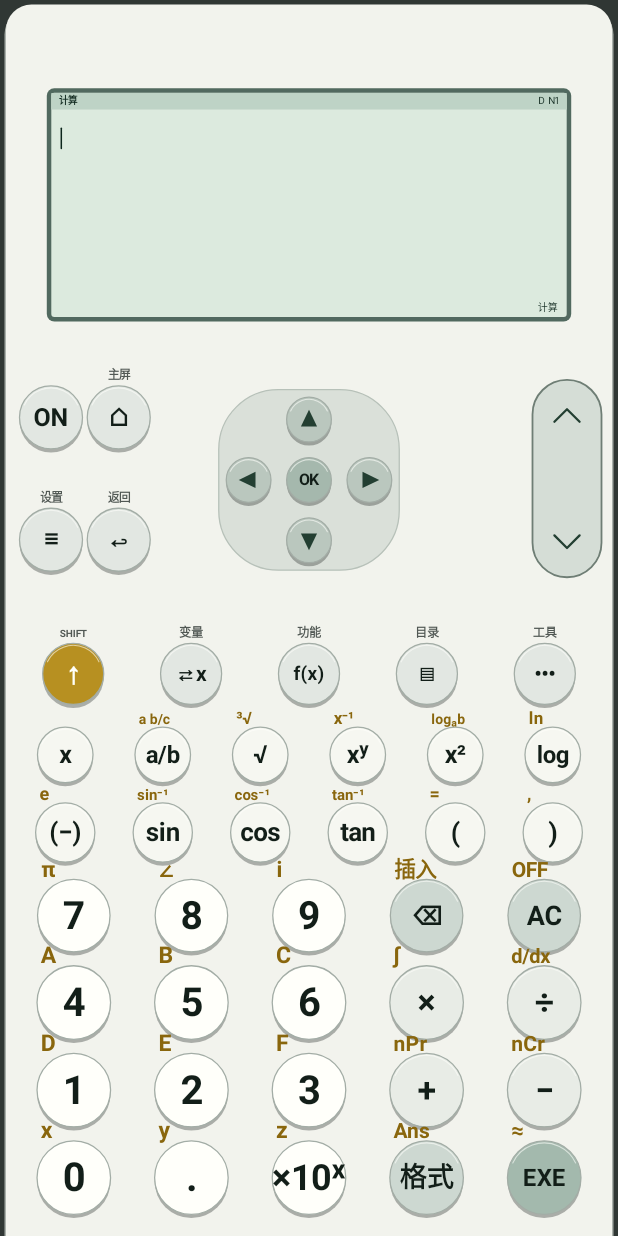
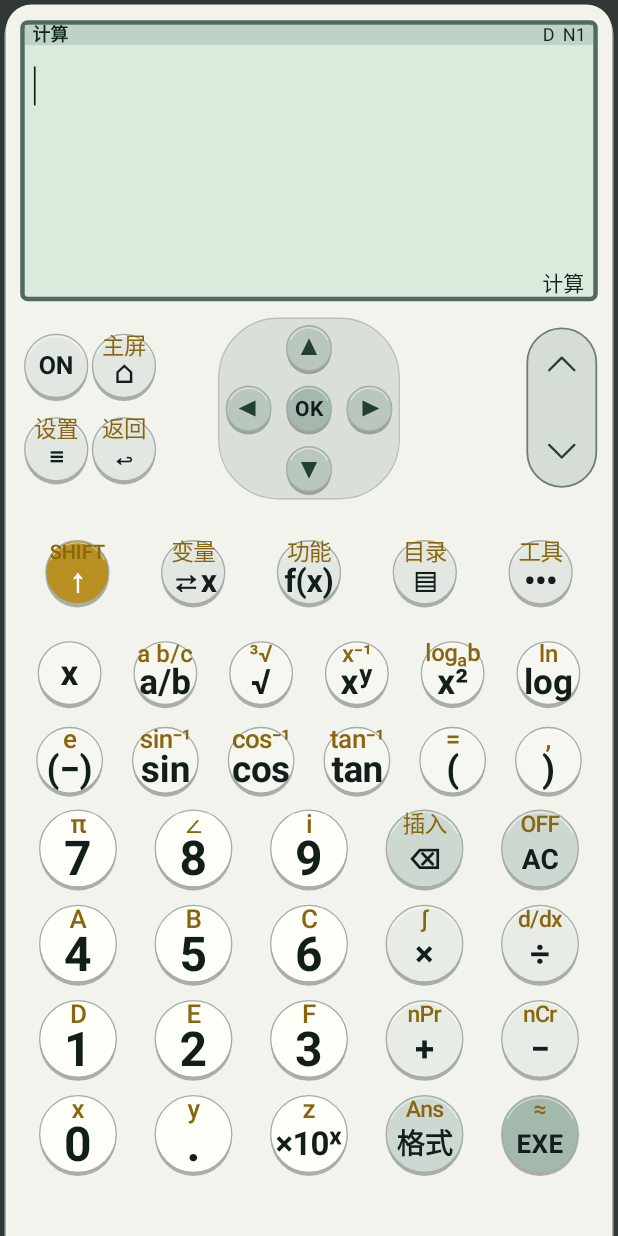
Before and after one commit to beiming183-cloud/-, an Android app: the screen it shows after launch (MainActivity), on a phone screen of 412 x 824 dp. Run offline under Robolectric (Android 15) with nearby library versions, the phone set to English and light mode, and no system bars.

Commit message:
中文化项目说明并优化计算器界面

```diff
--- a/app/src/main/java/com/codex/fx991smooth/CalculatorView.java
+++ b/app/src/main/java/com/codex/fx991smooth/CalculatorView.java
@@ -6,6 +6,7 @@ import android.graphics.Color;
 import android.graphics.Paint;
 import android.graphics.Path;
 import android.graphics.RectF;
+import android.graphics.Rect;
 import android.graphics.Typeface;
 import android.view.HapticFeedbackConstants;
 import android.view.KeyEvent;
@@ -62,13 +63,14 @@ public final class CalculatorView extends View {
     private static final int INK_DARK = Color.rgb(18, 30, 24);
     private static final int SHIFT_INK = Color.rgb(137, 102, 13);
     private static final Typeface FACE_NORMAL = Typeface.create("sans-serif", Typeface.NORMAL);
-    private static final Typeface FACE_MEDIUM = Typeface.create("sans-serif", Typeface.BOLD);
+    private static final Typeface FACE_MEDIUM = Typeface.create("sans-serif-medium", Typeface.NORMAL);
     private static final Typeface FACE_BOLD = Typeface.create("sans-serif", Typeface.BOLD);
 
     private final Paint paint = new Paint(Paint.ANTI_ALIAS_FLAG | Paint.SUBPIXEL_TEXT_FLAG);
     private final Paint.FontMetrics fontMetrics = new Paint.FontMetrics();
     private final Path iconPath = new Path();
     private final RectF scratch = new RectF();
+    private final Rect textBounds = new Rect();
     private final List<KeyHit> hitMap = new ArrayList<>(64);
     /** Geometry/legends are owned by the physical 991 layout, not the painter. */
     private final PhysicalKeyLayout physicalLayout;
@@ -206,7 +208,7 @@ public final class CalculatorView extends View {
         if (!title.isEmpty()) {
             paint.setColor(LCD_INK);
             paint.setTypeface(FACE_BOLD);
-            paint.setTextSize(sp(6.6f));
+            paint.setTextSize(sp(12f));
             paint.setTextAlign(Paint.Align.LEFT);
             canvas.drawText(ellipsize(title, lcd.width() * 0.52f),
                     lcd.left + dp(5), centeredBaseline(lcd.top, lcd.top + barHeight), paint);
@@ -255,7 +257,7 @@ public final class CalculatorView extends View {
             drawApplicationGlyph(canvas, items.get(visibleIndex).id(), scratch,
                     selected ? LCD : LCD_INK);
             paint.setTypeface(FACE_MEDIUM);
-            paint.setTextSize(sp(8.2f));
+            paint.setTextSize(sp(16f));
             paint.setTextAlign(Paint.Align.CENTER);
             canvas.drawText(items.get(visibleIndex).label(), scratch.centerX(),
                     scratch.bottom - dp(2.8f), paint);
@@ -340,12 +342,12 @@ public final class CalculatorView extends View {
             }
             paint.setColor(selected ? LCD : LCD_INK);
             paint.setTypeface(FACE_MEDIUM);
-            paint.setTextSize(sp(9.4f));
+            paint.setTextSize(sp(18f));
             paint.setTextAlign(Paint.Align.LEFT);
             canvas.drawText(items.get(index).label(), lcd.left + dp(6),
                     centeredBaseline(rowTop, rowTop + rowHeight), paint);
             paint.setTypeface(FACE_NORMAL);
-            paint.setTextSize(sp(7.2f));
+            paint.setTextSize(sp(12f));
             paint.setTextAlign(Paint.Align.RIGHT);
             canvas.drawText(ellipsize(items.get(index).description(), lcd.width() * 0.47f),
                     lcd.right - dp(7), centeredBaseline(rowTop, rowTop + rowHeight), paint);
@@ -378,12 +380,12 @@ public final class CalculatorView extends View {
                         contentBottom, available)
                         && !drawNaturalFractionResult(canvas, lines[0], lcd, contentTop,
                         contentBottom, available)) {
-                    paint.setTextSize(sp(15.5f));
+                    paint.setTextSize(sp(34f));
                     canvas.drawText(ellipsize(lines[0], available), lcd.right - dp(6),
                             contentTop + (contentBottom - contentTop) * 0.86f, paint);
                 }
             } else {
-                paint.setTextSize(sp(8.2f));
+                paint.setTextSize(sp(16f));
                 int visibleLines = Math.min(2, lines.length);
                 for (int index = 0; index < visibleLines; index++) {
                     canvas.drawText(ellipsize(lines[index], available), lcd.right - dp(6),
@@ -392,7 +394,7 @@ public final class CalculatorView extends View {
             }
         } else {
             paint.setTypeface(FACE_NORMAL);
-            paint.setTextSize(sp(6.7f));
+            paint.setTextSize(sp(14f));
             paint.setTextAlign(Paint.Align.RIGHT);
             canvas.drawText(ellipsize(state.status(), available * 0.8f), lcd.right - dp(6),
                     contentBottom - dp(1), paint);
@@ -403,7 +405,7 @@ public final class CalculatorView extends View {
     private void drawNaturalExpression(Canvas canvas, CnCwExpressionNode expression,
                                        RectF lcd, float contentTop, float contentBottom,
                                        float available) {
-        float baseSize = sp(13.5f);
+        float baseSize = sp(25f);
         NaturalMetrics metrics = measureNatural(expression, baseSize);
         float viewportLeft = lcd.left + dp(6);
         float cursorOffset = naturalCursorOffset(expression, baseSize);
@@ -591,7 +593,7 @@ public final class CalculatorView extends View {
         }
         if (mantissa.isEmpty() || exponent.isEmpty()) return false;
 
-        float baseSize = sp(15.5f);
+        float baseSize = sp(34f);
         float exponentSize = baseSize * 0.62f;
         paint.setTypeface(FACE_MEDIUM);
         paint.setTextSize(baseSize);
@@ -640,13 +642,13 @@ public final class CalculatorView extends View {
 
         paint.setTypeface(FACE_MEDIUM);
         paint.setTextAlign(Paint.Align.CENTER);
-        paint.setTextSize(sp(10.8f));
+        paint.setTextSize(sp(24f));
         float numeratorWidth = paint.measureText(numerator);
         float denominatorWidth = paint.measureText(denominator);
         float fractionWidth = Math.max(numeratorWidth, denominatorWidth) + dp(7);
         float wholeWidth = 0f;
         if (!whole.isEmpty()) {
-            paint.setTextSize(sp(15.5f));
+            paint.setTextSize(sp(32f));
             wholeWidth = paint.measureText(whole) + dp(5);
         }
         if (fractionWidth + wholeWidth > available) return false;
@@ -658,12 +660,12 @@ public final class CalculatorView extends View {
         paint.setColor(LCD_INK);
         canvas.drawLine(fractionCenter - fractionWidth * 0.5f, centerY,
                 fractionCenter + fractionWidth * 0.5f, centerY, paint);
-        paint.setTextSize(sp(10.8f));
-        canvas.drawText(numerator, fractionCenter, centerY - dp(3.2f), paint);
-        canvas.drawText(denominator, fractionCenter, centerY + dp(11.2f), paint);
+        paint.setTextSize(sp(24f));
+        canvas.drawText(numerator, fractionCenter, centerY - dp(6f), paint);
+        canvas.drawText(denominator, fractionCenter, centerY + dp(19f), paint);
         if (!whole.isEmpty()) {
             paint.setTextAlign(Paint.Align.RIGHT);
-            paint.setTextSize(sp(15.5f));
+            paint.setTextSize(sp(32f));
             canvas.drawText(whole, fractionCenter - fractionWidth * 0.5f - dp(3),
                     centerY + dp(4.8f), paint);
         }
@@ -682,13 +684,13 @@ public final class CalculatorView extends View {
         paint.setColor(LCD_INK);
         paint.setTypeface(FACE_BOLD);
         paint.setTextAlign(Paint.Align.LEFT);
-        paint.setTextSize(sp(7.2f));
+            paint.setTextSize(sp(14f));
         String address = ((char) ('A' + state.spreadsheetColumn()))
                 + Integer.toString(state.spreadsheetRow() + 1);
         canvas.drawText(address, lcd.left + dp(3),
                 centeredBaseline(formulaTop, formulaBottom), paint);
         paint.setTypeface(FACE_NORMAL);
-        paint.setTextSize(sp(6.2f));
+        paint.setTextSize(sp(13f));
         String formula = state.displayText().equals("│")
                 ? state.spreadsheetFormula() : state.displayText();
         if (formula.isEmpty()) formula = state.result();
@@ -704,7 +706,7 @@ public final class CalculatorView extends View {
         int rowStart = (state.spreadsheetRow() / visibleRows) * visibleRows;
         List<String> values = state.spreadsheetCells();
         paint.setStrokeWidth(dp(0.6f));
-        paint.setTextSize(sp(5.8f));
+        paint.setTextSize(sp(12f));
         for (int column = 0; column < 5; column++) {
             float left = lcd.left + rowHeader + column * columnWidth;
             paint.setColor(Color.argb(42, 20, 27, 23));
@@ -762,12 +764,12 @@ public final class CalculatorView extends View {
             paint.setColor(selected ? LCD : LCD_INK);
             paint.setTextAlign(Paint.Align.LEFT);
             paint.setTypeface(FACE_MEDIUM);
-            paint.setTextSize(sp(9.2f));
+        paint.setTextSize(sp(18f));
             canvas.drawText(commands.get(index).label(), lcd.left + dp(7),
                     centeredBaseline(rowTop, rowTop + rowHeight), paint);
             paint.setTextAlign(Paint.Align.RIGHT);
             paint.setTypeface(FACE_NORMAL);
-            paint.setTextSize(sp(6.3f));
+        paint.setTextSize(sp(12f));
             canvas.drawText(ellipsize(commands.get(index).description(), lcd.width() * 0.48f),
                     lcd.right - dp(7), centeredBaseline(rowTop, rowTop + rowHeight), paint);
         }
@@ -938,31 +940,26 @@ public final class CalculatorView extends View {
             paint.setColor(darkInk ? INK_DARK : INK_LIGHT);
             paint.setTypeface(FACE_BOLD);
             paint.setTextAlign(Paint.Align.CENTER);
-            float mainSize = hit.visual.mainTextSize() * textLengthScale(hit.spec.main);
-            paint.setTextSize(mainSize);
-            canvas.drawText(hit.spec.main, visual.centerX(),
-                    centeredBaseline(visual.top, visual.bottom), paint);
+            if (hit.spec.secondary.isEmpty()) {
+                drawFittedCentered(canvas, hit.spec.main, visual.centerX(),
+                        visual.top, visual.bottom, hit.visual.mainTextSize(),
+                        visual.width() * 0.88f, dp(11), darkInk ? INK_DARK : INK_LIGHT,
+                        FACE_BOLD);
+            } else {
+                // Secondary legends get a real band inside their own keycap.
+                // This keeps them centered and prevents them from colliding with
+                // the key above on compact phone layouts.
+                drawFittedCentered(canvas, hit.spec.secondary, visual.centerX(),
+                        visual.top + dp(1), visual.top + visual.height() * 0.34f,
+                        hit.visual.secondaryTextSize(), visual.width() * 0.92f,
+                        dp(9), SHIFT_INK, FACE_MEDIUM);
+                drawFittedCentered(canvas, hit.spec.main, visual.centerX(),
+                        visual.top + visual.height() * 0.27f, visual.bottom,
+                        hit.visual.mainTextSize(), visual.width() * 0.90f,
+                        dp(11), darkInk ? INK_DARK : INK_LIGHT, FACE_BOLD);
+            }
         }
         canvas.restore();
-
-        if (!pageRocker && !hit.spec.secondary.isEmpty()) {
-            paint.setTypeface(FACE_MEDIUM);
-            float secondarySize = hit.visual.secondaryTextSize()
-                    * textLengthScale(hit.spec.secondary);
-            paint.setTextSize(secondarySize);
-            boolean functionLegend = hit.spec.kind == KeyKind.NUMBER
-                    || hit.spec.kind == KeyKind.OPERATOR
-                    || hit.spec.kind == KeyKind.FUNCTION
-                    || hit.spec.kind == KeyKind.ACTION
-                    || hit.spec.kind == KeyKind.EQUALS;
-            paint.setColor(functionLegend ? SHIFT_INK : Color.rgb(81, 88, 84));
-            // The legend belongs to the key below it. Keeping its baseline
-            // near that key leaves the preceding row's key shadow clear.
-            float baseline = visual.top - dp(functionLegend ? 1.8f : 4.5f);
-            paint.setTextAlign(functionLegend ? Paint.Align.LEFT : Paint.Align.CENTER);
-            float legendX = functionLegend ? visual.left + dp(2.5f) : visual.centerX();
-            canvas.drawText(hit.spec.secondary, legendX, baseline, paint);
-        }
 
         if (state.shiftArmed() && hit.spec.key == CnCwKey.SHIFT) {
             paint.setStyle(Paint.Style.STROKE);
@@ -1137,6 +1134,22 @@ public final class CalculatorView extends View {
         return (top + bottom) * 0.5f - (fontMetrics.ascent + fontMetrics.descent) * 0.5f;
     }
 
+    private void drawFittedCentered(Canvas canvas, String text, float centerX,
+                                    float top, float bottom, float requestedSize,
+                                    float maxWidth, float minimumSize, int color,
+                                    Typeface typeface) {
+        paint.setTypeface(typeface);
+        paint.setTextAlign(Paint.Align.CENTER);
+        float size = requestedSize;
+        paint.setTextSize(size);
+        while (size > minimumSize && paint.measureText(text) > maxWidth) {
+            size -= dp(0.5f);
+            paint.setTextSize(size);
+        }
+        paint.setColor(color);
+        canvas.drawText(text, centerX, centeredBaseline(top, bottom), paint);
+    }
+
     private static float textLengthScale(String text) {
         if (text == null) return 1f;
         int length = text.codePointCount(0, text.length());
--- a/app/src/main/java/com/codex/fx991smooth/PhysicalKeyLayout.java
+++ b/app/src/main/java/com/codex/fx991smooth/PhysicalKeyLayout.java
@@ -136,12 +136,9 @@ public final class PhysicalKeyLayout {
      * than pinned to the top of a tall handset canvas.
      */
     public RectF displayBounds(float width, float height) {
-        float left = Math.max(dp(16), width * 0.083f);
-        float top = Math.max(dp(26), height * 0.075f);
-        float usable = Math.max(dp(180), width - left * 2f);
-        float ratioHeight = usable * 0.435f;
-        float heightLimit = height * 0.205f;
-        float lcdHeight = Math.min(ratioHeight, heightLimit);
+        float left = Math.max(dp(13), width * 0.04f);
+        float top = Math.max(dp(12), height * 0.02f);
+        float lcdHeight = height * 0.22f;
         return new RectF(left, top, width - left, top + lcdHeight);
     }
 
@@ -154,9 +151,9 @@ public final class PhysicalKeyLayout {
         viewportWidth = width;
         List<Hit> hits = new ArrayList<>(64);
         RectF lcd = displayBounds(width, height);
-        float margin = dp(13);
-        float controlTop = lcd.bottom + width * 0.035f;
-        float controlHeight = Math.min(height * 0.22f, width * 0.45f);
+        float margin = Math.max(dp(13), width * 0.04f);
+        float controlTop = lcd.bottom + width * 0.025f;
+        float controlHeight = Math.min(height * 0.15f, width * 0.40f);
         float controlBottom = controlTop + controlHeight;
         float radius = clamp(Math.min(dp(21), width * 0.053f), dp(15), dp(28));
 
@@ -190,7 +187,7 @@ public final class PhysicalKeyLayout {
 
         // Context row: larger, evenly spaced, and visually distinct from math.
         float contextTop = controlBottom + width * 0.022f;
-        float contextHeight = Math.min(height * 0.065f, width * 0.130f);
+        float contextHeight = Math.min(height * 0.075f, width * 0.160f);
         float contextGap = dp(7);
         float contextWidth = (width - margin * 2f - contextGap * 4f) / 5f;
         Definition[] context = {
@@ -207,7 +204,7 @@ public final class PhysicalKeyLayout {
         }
 
         float keyboardTop = contextTop + contextHeight + width * 0.025f;
-        float keyboardBottom = height - dp(8);
+        float keyboardBottom = height - dp(12);
         float[] rowCenters = Cw991LayoutMetrics.mainRowCenters(
                 keyboardTop, keyboardBottom, width, density);
         for (int row = 0; row < MAIN_ROWS.length; row++) {
@@ -253,6 +250,11 @@ public final class PhysicalKeyLayout {
         float visualHeight = visual.height();
         float centerX = touch.centerX();
         float centerY = touch.top + touch.height() * visual.verticalBias();
+        if (definition.kind == Kind.NUMBER || definition.kind == Kind.FUNCTION
+                || definition.kind == Kind.OPERATOR || definition.kind == Kind.ACTION
+                || definition.kind == Kind.EXECUTE) {
+            centerY += dp(8);
+        }
         centerY = clamp(centerY, touch.top + visualHeight * 0.5f,
                 touch.bottom - visualHeight * 0.5f);
         RectF visualBounds = new RectF(centerX - visualWidth * 0.5f,
--- a/core/src/main/java/com/codex/fx991/core/ui/Cw991LayoutMetrics.java
+++ b/core/src/main/java/com/codex/fx991/core/ui/Cw991LayoutMetrics.java
@@ -42,8 +42,8 @@ public final class Cw991LayoutMetrics {
                 // Give the frequently-used number row a deliberate weight so it
                 // reads at arm's length instead of looking like tiny labels in
                 // oversized circles.
-                mainRatio = 0.54f;
-                secondaryRatio = 0.31f;
+                mainRatio = 0.63f;
+                secondaryRatio = 0.34f;
                 verticalBias = 0.50f;
             }
             case OPERATOR -> {
@@ -60,15 +60,15 @@ public final class Cw991LayoutMetrics {
             }
             case FUNCTION -> {
                 diameter = diameter(width, height, viewport, 0.74f, 0.74f, 0.108f);
-                mainRatio = 0.45f;
-                secondaryRatio = 0.31f;
+                mainRatio = 0.56f;
+                secondaryRatio = 0.39f;
                 verticalBias = 0.50f;
             }
             case CONTEXT, SHIFT -> {
                 diameter = diameter(width, height, viewport, 0.62f, 0.76f, 0.102f);
-                mainRatio = role == Role.SHIFT ? 0.49f : 0.35f;
-                secondaryRatio = 0.20f;
-                verticalBias = 0.62f;
+                mainRatio = 0.50f;
+                secondaryRatio = 0.36f;
+                verticalBias = 0.66f;
             }
             case CONTROL -> {
                 diameter = Math.min(width, height);
@@ -90,8 +90,13 @@ public final class Cw991LayoutMetrics {
             }
             default -> throw new IllegalStateException("Unhandled key role: " + role);
         }
-        return new KeyVisual(diameter, diameter, diameter * mainRatio,
-                diameter * secondaryRatio, verticalBias, true);
+        float mainSize = diameter * mainRatio;
+        if (role == Role.CONTROL) mainSize = Math.max(mainSize, safeDensity * 16f);
+        if (role == Role.OK) mainSize = Math.max(mainSize, safeDensity * 14f);
+        float secondarySize = Math.max(safeDensity * 15f,
+                Math.min(safeDensity * 17f, diameter * secondaryRatio));
+        return new KeyVisual(diameter, diameter, mainSize,
+                secondarySize, verticalBias, true);
     }
 
     /**
@@ -103,17 +108,17 @@ public final class Cw991LayoutMetrics {
         float safeDensity = Math.max(0.75f, density);
         float width = Math.max(viewportWidth, safeDensity * 180f);
         float[] desired = {
-                width * 0.070f,
-                width * 0.220f,
-                width * 0.390f,
-                width * 0.565f,
-                width * 0.740f,
-                width * 0.915f
+                width * 0.080f,
+                width * 0.240f,
+                width * 0.415f,
+                width * 0.595f,
+                width * 0.775f,
+                width * 0.955f
         };
         float bottomInset = Math.max(safeDensity * 22f, width * 0.075f);
         float available = Math.max(safeDensity * 180f,
                 keyboardBottom - bottomInset - keyboardTop);
-        float scale = Math.min(1f, available / desired[desired.length - 1]);
+        float scale = Math.min(1f, available / (desired[desired.length - 1] + width * 0.09f));
         float lastHalfPitch = width * 0.0875f * scale;
         float free = Math.max(0f,
                 available - desired[desired.length - 1] * scale - lastHalfPitch);
```
Also changed, not shown: 3 other files.
